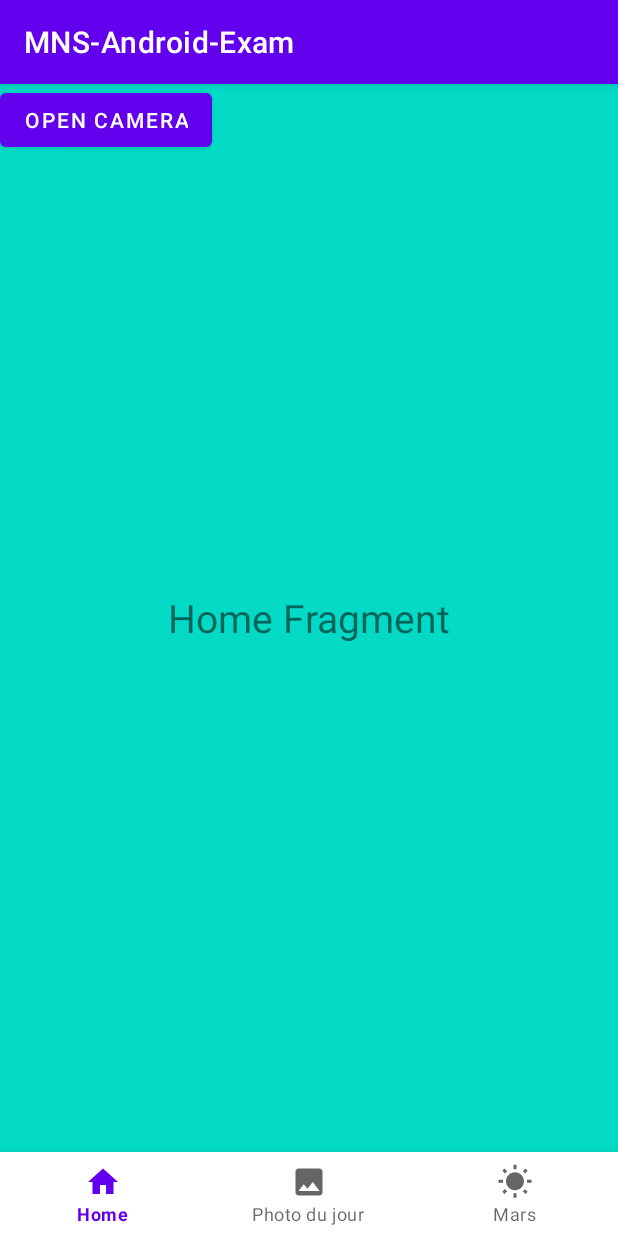
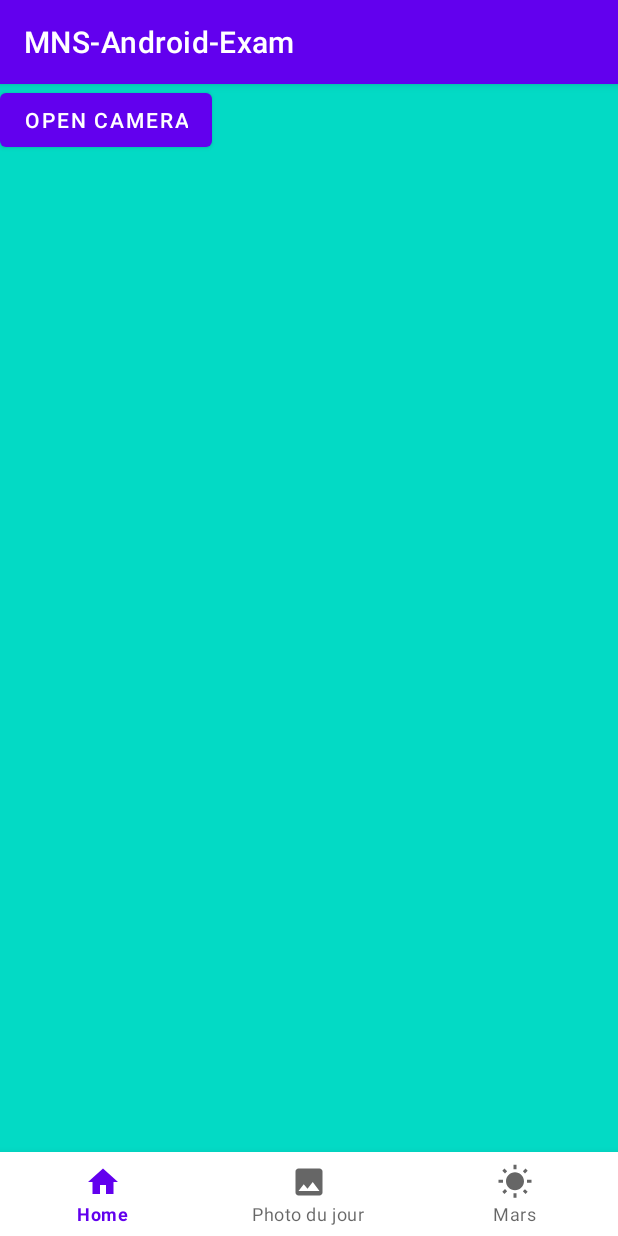
Before and after one commit to BastienBiblocque/MNS-Android-Exam, an Android app: the screen it shows after launch (MainActivity), on a phone screen of 412 x 824 dp. Run offline under Robolectric (Android 15) with nearby library versions, the phone set to English and light mode, and no system bars.

```diff
--- a/app/src/main/java/com/example/mns_android_exam/ImageFragment.java
+++ b/app/src/main/java/com/example/mns_android_exam/ImageFragment.java
@@ -75,6 +75,6 @@ public class ImageFragment extends Fragment {
     public void onViewCreated(@NonNull View view, Bundle savedInstanceState) {
         imageView = getActivity().findViewById(R.id.imageView3);
 
-        Glide.with(this).load("https://apod.nasa.gov/apod/image/2209/SunriseATWImageCollageFinal1067.jpg").into(imageView);
+        Glide.with(this).load("https://www.nasa.gov/sites/default/files/styles/full_width_feature/public/thumbnails/image/potw2110a_0.jpg").into(imageView);
     }
 }
--- a/app/src/main/res/layout/fragment_home.xml
+++ b/app/src/main/res/layout/fragment_home.xml
@@ -7,12 +7,6 @@
     tools:context=".HomeFragment">
 
     <!-- TODO: Update blank fragment layout -->
-    <TextView
-        android:layout_width="wrap_content"
-        android:layout_height="wrap_content"
-        android:text="Home Fragment"
-        android:textSize="26dp"
-        android:layout_gravity="center"/>
 
     <Button
         android:id="@+id/button2"
--- a/app/src/main/res/layout/fragment_image.xml
+++ b/app/src/main/res/layout/fragment_image.xml
@@ -8,12 +8,6 @@
     tools:context=".ImageFragment">
 
     <!-- TODO: Update blank fragment layout -->
-    <TextView
-        android:layout_width="wrap_content"
-        android:layout_height="wrap_content"
-        android:text="Image Fragment"
-        android:textSize="26dp"
-        android:layout_gravity="center"/>
 
     <ImageView
         android:id="@+id/imageView3"
```
